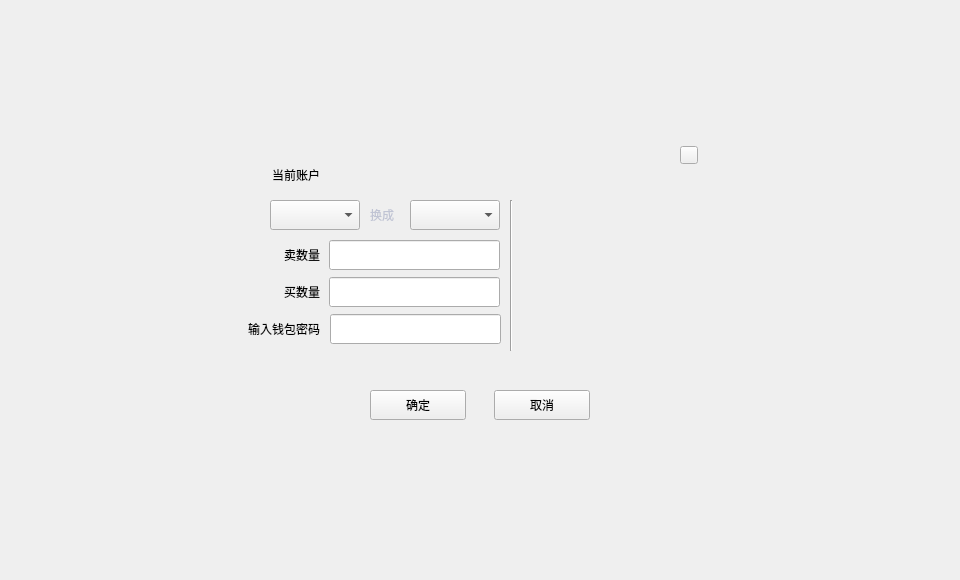
Old version of the form LNKWallet/exchange/selldialog.ui in the repository HcashOrg/hx-indicator.
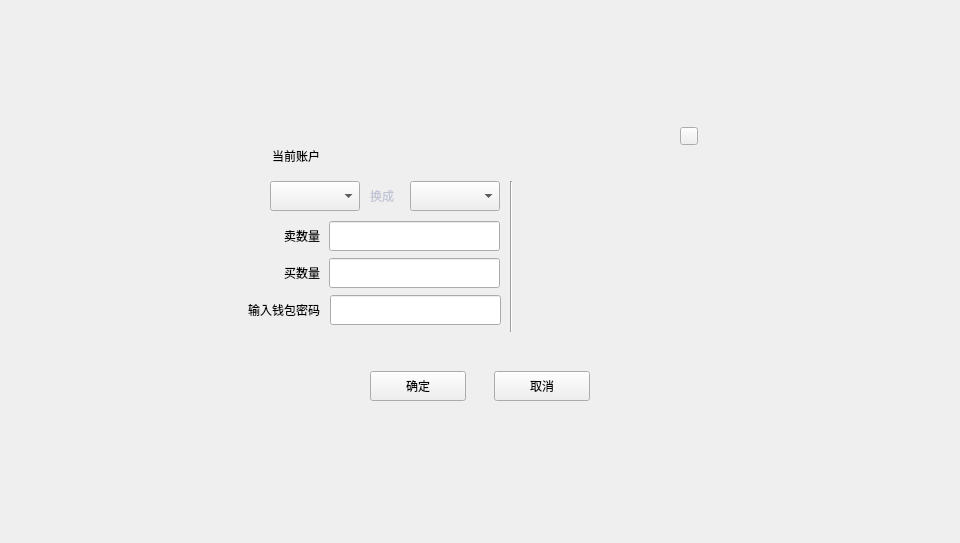
New version of the form.

Patch:
```diff
--- a/LNKWallet/exchange/selldialog.ui
+++ b/LNKWallet/exchange/selldialog.ui
@@ -7,7 +7,7 @@
     <x>0</x>
     <y>0</y>
     <width>960</width>
-    <height>580</height>
+    <height>543</height>
    </rect>
   </property>
   <property name="windowTitle">
@@ -19,7 +19,7 @@
      <x>0</x>
      <y>0</y>
      <width>960</width>
-     <height>580</height>
+     <height>543</height>
     </rect>
    </property>
    <property name="font">
@@ -31,7 +31,7 @@
     <property name="geometry">
      <rect>
       <x>230</x>
-      <y>130</y>
+      <y>111</y>
       <width>500</width>
       <height>320</height>
      </rect>
```
